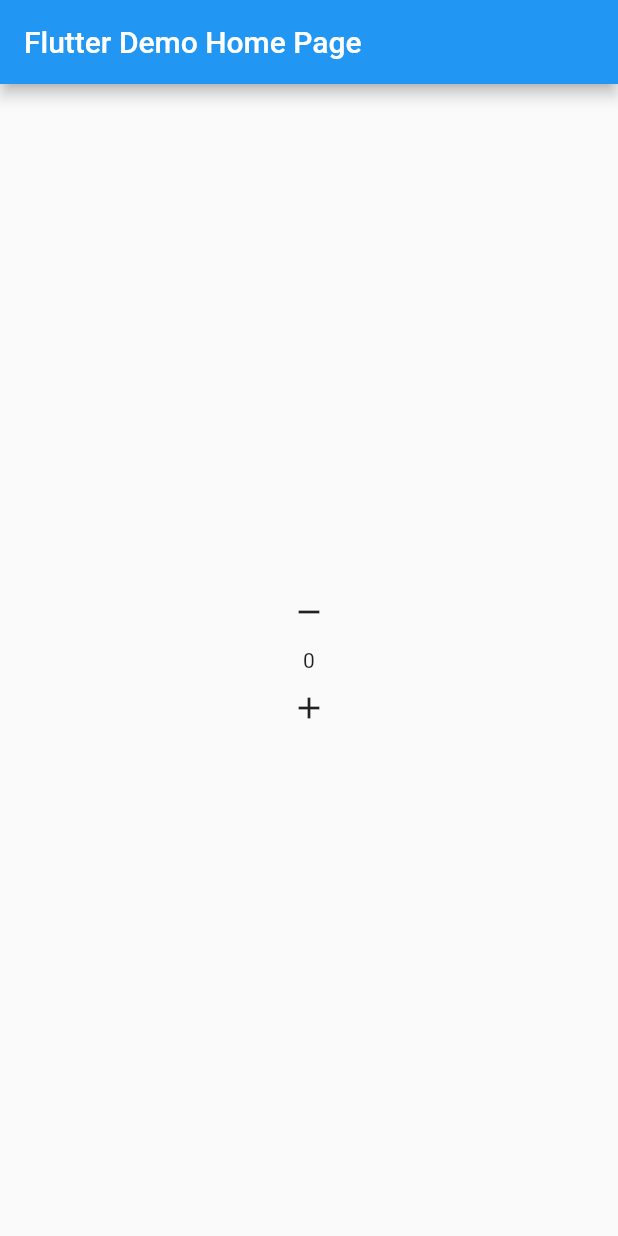
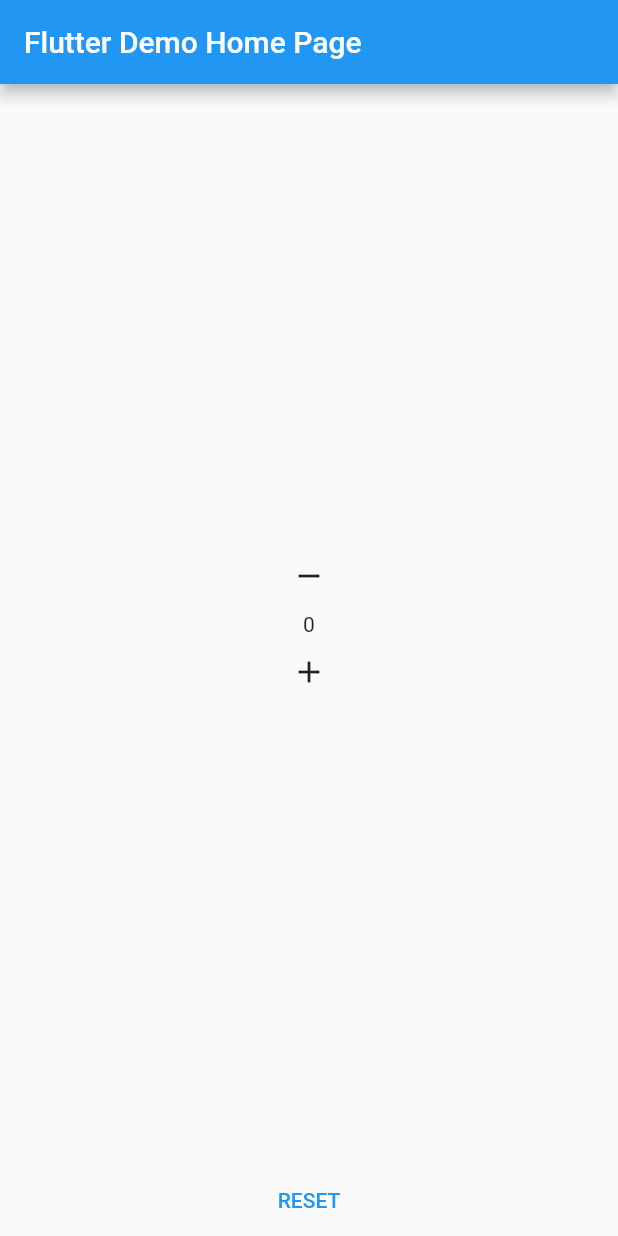
Before and after one commit to thetahmeed/FlutterBLOC, a Flutter app: the screen it shows after launch, on a phone screen of 412 x 824 dp. Run offline on Flutter 3.47's test engine with Material 2 defaults, Android fonts, the phone set to English and light mode, and no system bars.

Commit message:
ADDED: Another function (RESET)

```diff
--- a/app/lib/main.dart
+++ b/app/lib/main.dart
@@ -40,6 +40,7 @@ class _MyHomePageState extends State<MyHomePage> {
         child: Column(
           mainAxisAlignment: MainAxisAlignment.center,
           children: <Widget>[
+            Spacer(),
             // 04
             IconButton(
               onPressed: () {
@@ -66,6 +67,12 @@ class _MyHomePageState extends State<MyHomePage> {
               },
               icon: Icon(Icons.add),
             ),
+            Spacer(),
+            TextButton(
+                onPressed: () {
+                  counterBloc.eventSink.add(UserCounterAction.Reset);
+                },
+                child: Text('Reset'.toUpperCase())),
           ],
         ),
       ),
```
